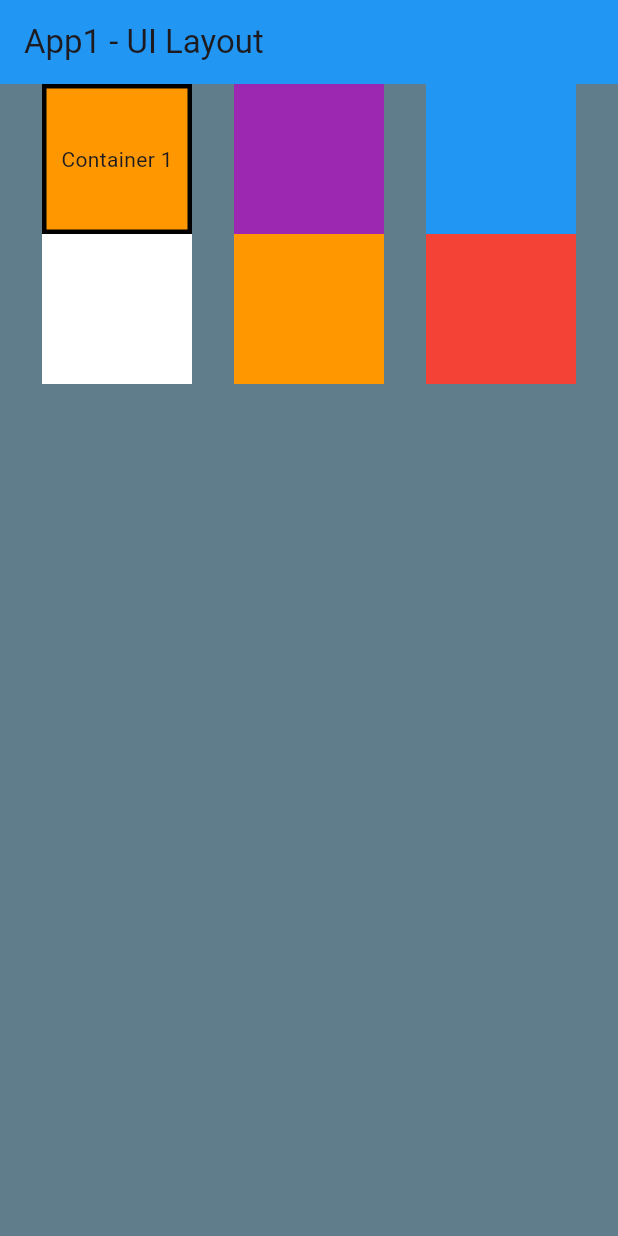
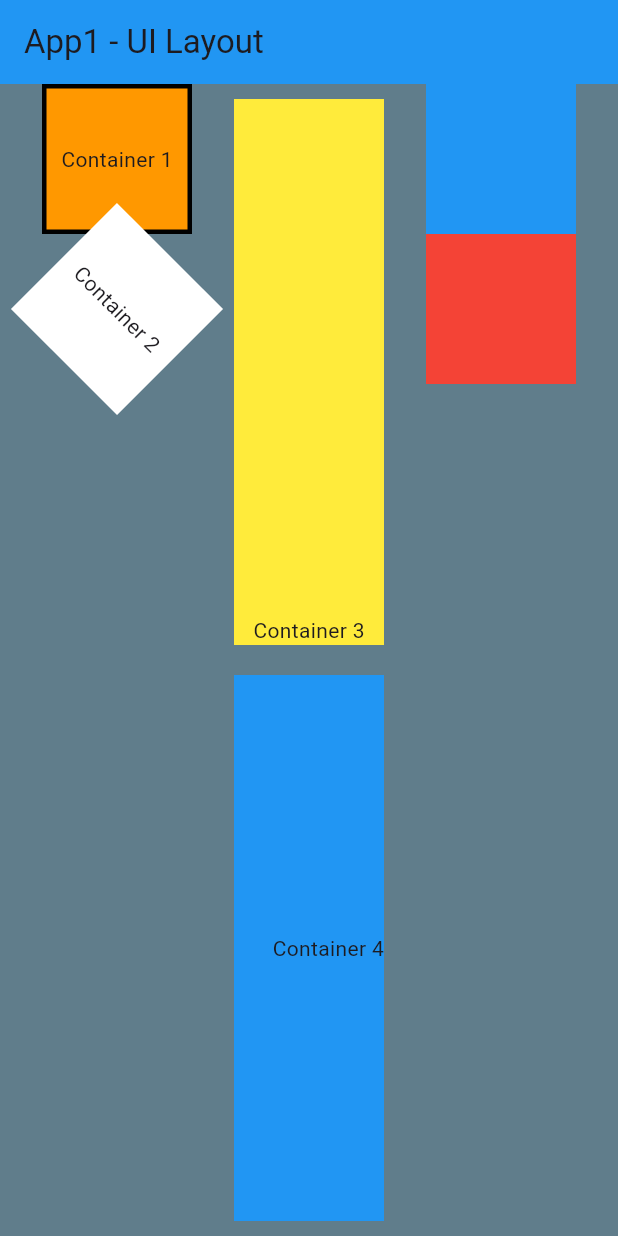
Before and after one commit to SheaSpoff/DMIT2504-Assignments, a Flutter app: the screen it shows after launch, on a phone screen of 412 x 824 dp. Run offline on Flutter 3.47's test engine with Material 3 defaults, Android fonts, the phone set to English and light mode, and no system bars.

Commit message:
Containers 1-4 complete

```diff
--- a/assignment_1/lib/main.dart
+++ b/assignment_1/lib/main.dart
@@ -31,6 +31,7 @@ class MyApp extends StatelessWidget {
           mainAxisSize: MainAxisSize.max,
           children: <Widget>[
             //TODO: Put your code here to complete this app.
+            // Column 1
             Column(
               children: [
                 Container(
@@ -46,27 +47,60 @@ class MyApp extends StatelessWidget {
                     ),
                   ),
                 ),
-                Container(
+               Transform.rotate(
+                angle: 3.14 / 4,
+                child :  Container(
                   height: 100,
                   width: 100,
                   color: Colors.white,
+                  child: const Center(
+                    child: Text(
+                      'Container 2',
+                    ),
+                  ),
                 )
+               ),
               ],
             ),
+            // End of Column 1
+            // Column 2
             Column(
+              mainAxisAlignment: MainAxisAlignment.spaceBetween,
               children: [
-                Container(
-                  height: 100,
-                  width: 100,
-                  color: Colors.purple,
+                Expanded(
+                  flex: 1,
+                  child: Container(
+                    height: 100,
+                    width: 100,
+                    margin: const EdgeInsets.symmetric(vertical: 10),
+                    color: Colors.yellow,
+                    child: const Align(
+                      alignment: Alignment.bottomCenter,
+                      child: Text(
+                        "Container 3",
+                      ),
+                    ),
+                  ),
                 ),
-                Container(
-                  height: 100,
-                  width: 100,
-                  color: Colors.orange,
-                )
+                Expanded(
+                  flex: 1,
+                  child: Container(
+                    height: 100,
+                    width: 100,
+                    margin: const EdgeInsets.symmetric(vertical: 10),
+                    color: Colors.blue,
+                    child: const Align(
+                      alignment: Alignment.centerRight,
+                      child: Text(
+                        "Container 4",
+                      ),
+                    ),
+                  ),
+                ),
               ],
             ),
+            // End of Column 2
+            // Column 3
             Column(
               children: [
                 Container(
@@ -81,6 +115,7 @@ class MyApp extends StatelessWidget {
                 )
               ],
             ),
+            // End of Column 3
           ],
         ),
       ),
```
